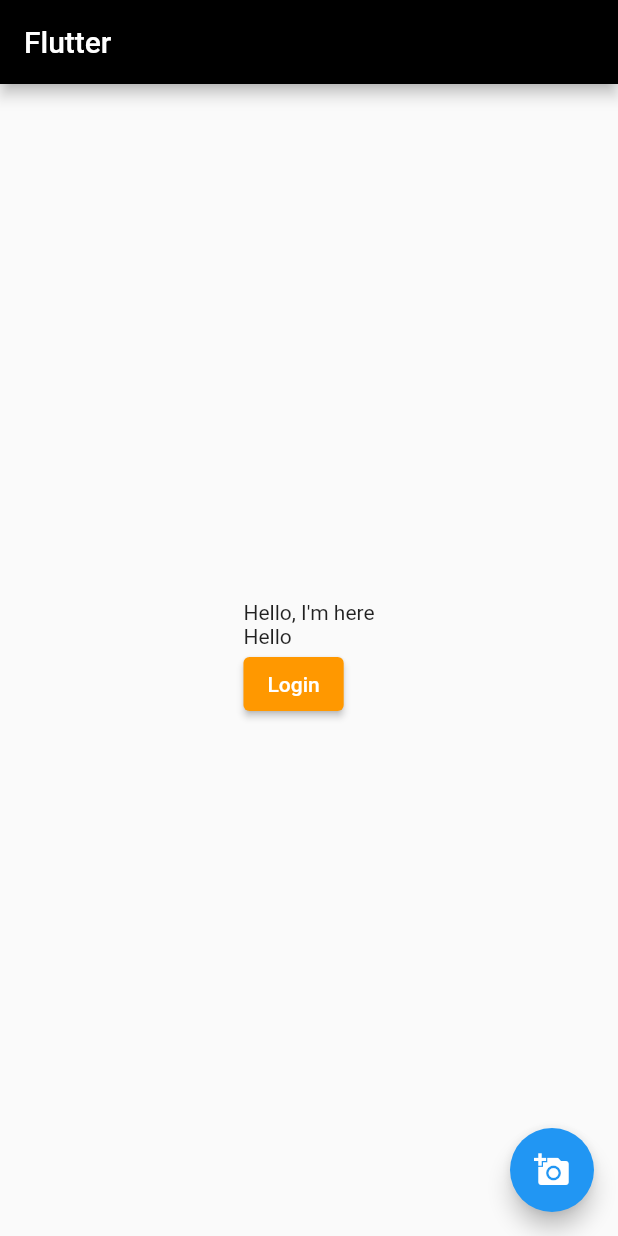
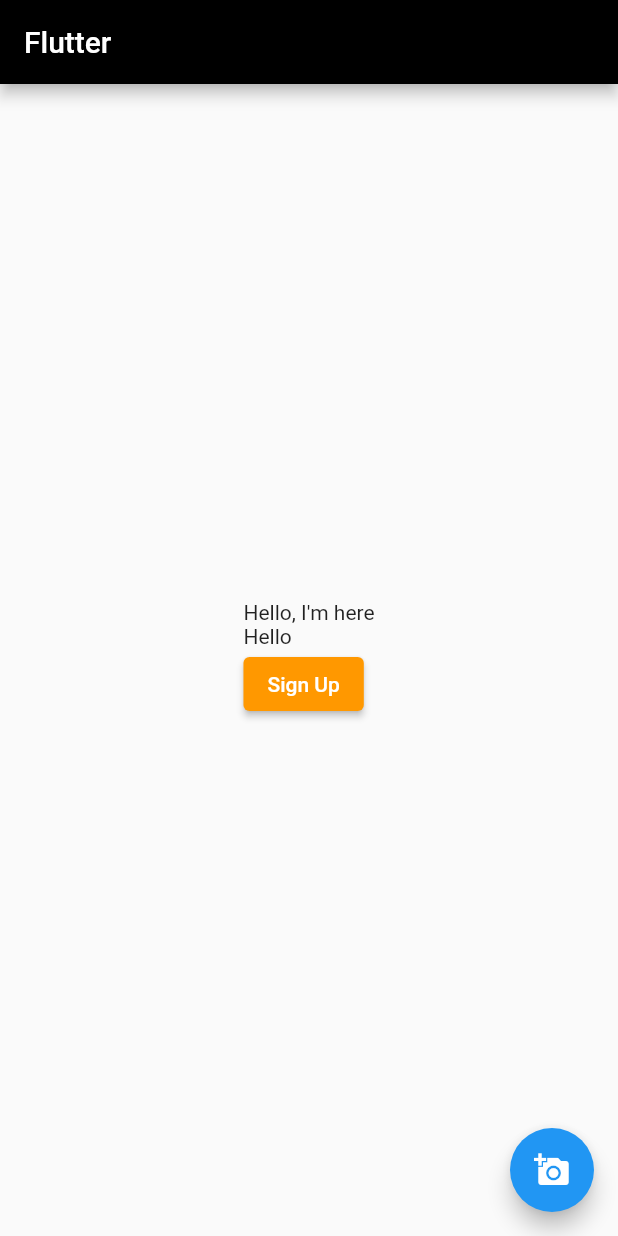
Before and after one commit to yadavswap/flutter_hello_world_app, a Flutter app: the screen it shows after launch, on a phone screen of 412 x 824 dp. Run offline on Flutter 3.47's test engine with Material 2 defaults, Android fonts, the phone set to English and light mode, and no system bars.

```diff
--- a/lib/main.dart
+++ b/lib/main.dart
@@ -1,7 +1,15 @@
 import 'package:flutter/material.dart';
 
 void main() {
-  var app = MaterialApp(
+  runApp(const MyApp());
+
+}
+
+class MyApp extends StatelessWidget {
+  const MyApp({super.key});
+  @override
+  Widget build(BuildContext context){
+    return MaterialApp(
     title: 'Flutter App',
     debugShowCheckedModeBanner: false,
     theme: ThemeData(
@@ -21,7 +29,7 @@ void main() {
             const Text('Hello, I\'m here'),
             const Text('Hello'),
             ElevatedButton(
-              child: Text('Login'),
+              child: Text('Sign Up'),
               onPressed: () {},
               style: ButtonStyle(
                   backgroundColor: MaterialStateProperty.all(Colors.orange),
@@ -36,5 +44,5 @@ void main() {
       ),
     ),
   );
-  runApp(app);
+  }
 }
```
